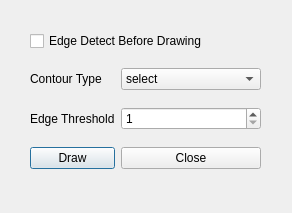
Before: the Qt Designer form Dialogs/contourdialog.ui in ai-bites/ocvGUI, drawn with Qt 5.
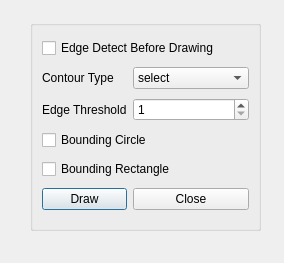
After: the same form once the commit is applied.

```diff
--- a/Dialogs/contourdialog.ui
+++ b/Dialogs/contourdialog.ui
@@ -6,58 +6,23 @@
    <rect>
     <x>0</x>
     <y>0</y>
-    <width>292</width>
-    <height>213</height>
+    <width>284</width>
+    <height>263</height>
    </rect>
   </property>
   <property name="windowTitle">
    <string>Dialog</string>
   </property>
-  <widget class="QWidget" name="layoutWidget">
+  <widget class="QGroupBox" name="groupBox">
    <property name="geometry">
     <rect>
      <x>30</x>
      <y>20</y>
      <width>231</width>
-     <height>161</height>
+     <height>211</height>
     </rect>
    </property>
    <layout class="QGridLayout" name="gridLayout">
-    <item row="0" column="0" colspan="2">
-     <widget class="QCheckBox" name="isEdgeDetectcheckBox">
-      <property name="text">
-       <string>Edge Detect Before Drawing</string>
-      </property>
-     </widget>
-    </item>
-    <item row="5" column="0">
-     <widget class="QPushButton" name="drawPushButton">
-      <property name="text">
-       <string>Draw</string>
-      </property>
-     </widget>
-    </item>
-    <item row="3" column="0">
-     <widget class="QLabel" name="label">
-      <property name="text">
-       <string>Edge Threshold</string>
-      </property>
-     </widget>
-    </item>
-    <item row="5" column="1">
-     <widget class="QPushButton" name="closePushButton">
-      <property name="text">
-       <string>Close</string>
-      </property>
-     </widget>
-    </item>
-    <item row="2" column="0">
-     <widget class="QLabel" name="label_2">
-      <property name="text">
-       <string>Contour Type</string>
-      </property>
-     </widget>
-    </item>
     <item row="3" column="1">
      <widget class="QSpinBox" name="edgeThreshspinBox">
       <property name="minimum">
@@ -97,6 +62,55 @@
       </item>
      </widget>
     </item>
+    <item row="0" column="0" colspan="2">
+     <widget class="QCheckBox" name="isEdgeDetectcheckBox">
+      <property name="text">
+       <string>Edge Detect Before Drawing</string>
+      </property>
+     </widget>
+    </item>
+    <item row="3" column="0">
+     <widget class="QLabel" name="label">
+      <property name="text">
+       <string>Edge Threshold</string>
+      </property>
+     </widget>
+    </item>
+    <item row="2" column="0">
+     <widget class="QLabel" name="label_2">
+      <property name="text">
+       <string>Contour Type</string>
+      </property>
+     </widget>
+    </item>
+    <item row="7" column="0">
+     <widget class="QPushButton" name="drawPushButton">
+      <property name="text">
+       <string>Draw</string>
+      </property>
+     </widget>
+    </item>
+    <item row="7" column="1">
+     <widget class="QPushButton" name="closePushButton">
+      <property name="text">
+       <string>Close</string>
+      </property>
+     </widget>
+    </item>
+    <item row="5" column="0" colspan="2">
+     <widget class="QCheckBox" name="boundingRectCheckBox">
+      <property name="text">
+       <string>Bounding Rectangle</string>
+      </property>
+     </widget>
+    </item>
+    <item row="4" column="0" colspan="2">
+     <widget class="QCheckBox" name="boundingCircleCheckBox">
+      <property name="text">
+       <string>Bounding Circle</string>
+      </property>
+     </widget>
+    </item>
    </layout>
   </widget>
  </widget>
```
